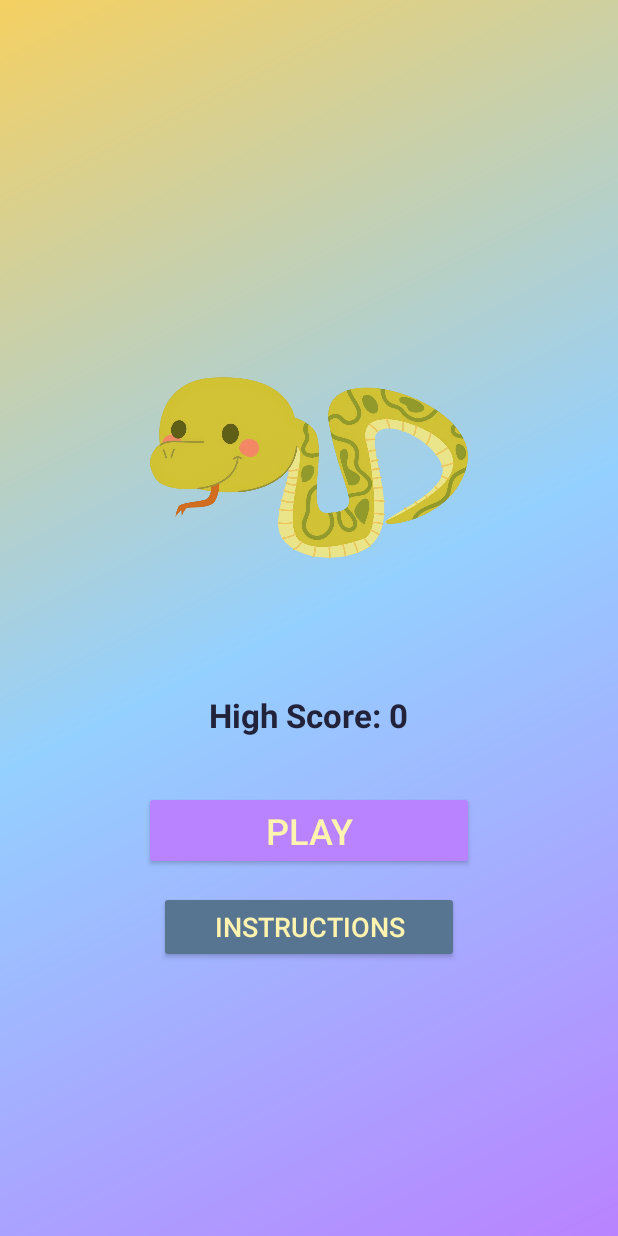
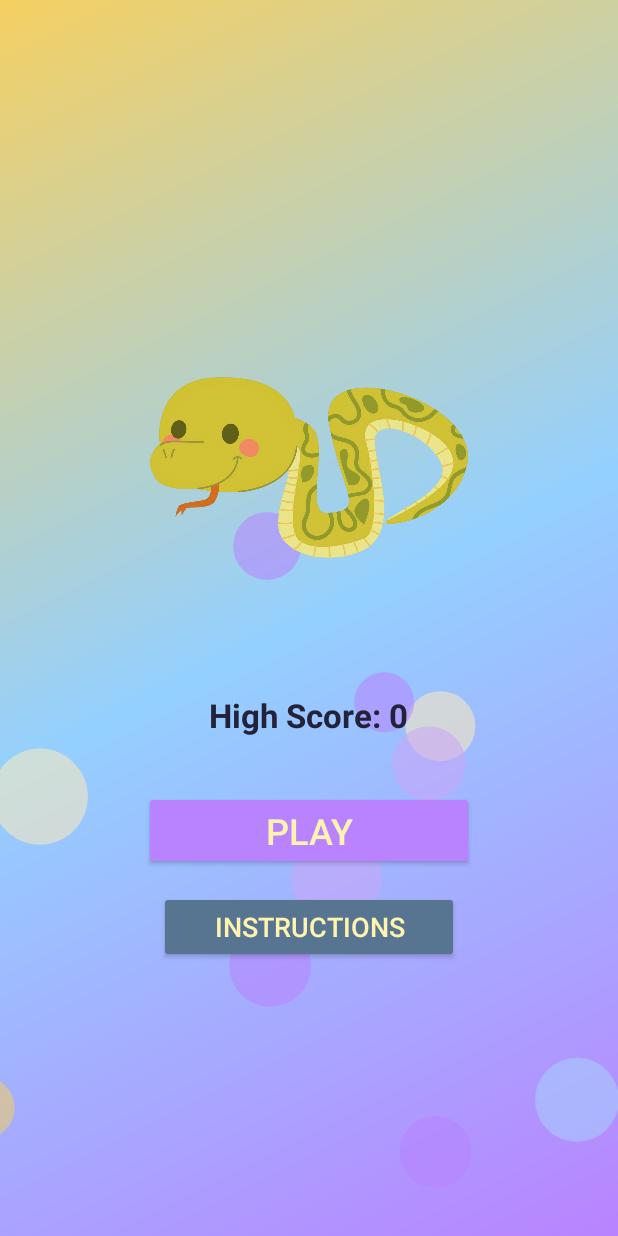
Before and after one commit to Ornella-Gigante/ViperX, an Android app: the screen it shows after launch (MainActivity), on a phone screen of 412 x 824 dp. Run offline under Robolectric (Android 15) with nearby library versions, the phone set to English and light mode, and no system bars.

Commit message:
fix: show instructions layer with dynamic animated background and correct menu navigation

```diff
--- a/app/src/main/res/layout/activity_main.xml
+++ b/app/src/main/res/layout/activity_main.xml
@@ -1,17 +1,67 @@
 <?xml version="1.0" encoding="utf-8"?>
 <FrameLayout xmlns:android="http://schemas.android.com/apk/res/android"
+    android:id="@+id/rootFrame"
     android:layout_width="match_parent"
     android:layout_height="match_parent"
     android:background="@drawable/background_fun_gradient">
 
-    <!-- Capa del juego (inicialmente oculta) -->
+    <!-- Elementos animados de fondo: siempre visibles, debajo de los layers -->
+    <es.nellagames.viperx.MovingShapesView
+        android:id="@+id/animatedBackground"
+        android:layout_width="match_parent"
+        android:layout_height="match_parent" />
+
+    <!-- Layer del juego (inicialmente oculto) -->
     <es.nellagames.viperx.GameView
         android:id="@+id/gameView"
         android:layout_width="match_parent"
         android:layout_height="match_parent"
         android:visibility="gone" />
 
-    <!-- Capa del menú (inicialmente visible) -->
+    <!-- Layer de instrucciones (inicialmente oculto) -->
+    <FrameLayout
+        android:id="@+id/instructionsLayer"
+        android:layout_width="match_parent"
+        android:layout_height="match_parent"
+        android:visibility="gone">
+
+        <LinearLayout
+            android:layout_width="match_parent"
+            android:layout_height="match_parent"
+            android:orientation="vertical"
+            android:gravity="center"
+            android:background="@android:color/transparent"
+            android:padding="32dp">
+
+            <TextView
+                android:layout_width="wrap_content"
+                android:layout_height="wrap_content"
+                android:text="How to play"
+                android:textSize="30sp"
+                android:textStyle="bold"
+                android:textColor="#472183"
+                android:layout_marginBottom="24dp" />
+
+            <TextView
+                android:layout_width="wrap_content"
+                android:layout_height="wrap_content"
+                android:text="• Swipe to move the snake\n• Eat the right answer and bonus food\n• Avoid crashing into yourself or walls"
+                android:textSize="22sp"
+                android:textColor="#323232"
+                android:lineSpacingExtra="6dp" />
+
+            <Button
+                android:id="@+id/backFromInstructionsButton"
+                android:layout_width="wrap_content"
+                android:layout_height="wrap_content"
+                android:text="BACK"
+                android:layout_marginTop="40dp"
+                android:backgroundTint="#B983FF"
+                android:textColor="#fff3b0"/>
+        </LinearLayout>
+    </FrameLayout>
+
+    <!-- Layer del menú (inicialmente visible) -->
     <LinearLayout
         android:id="@+id/menuLayer"
         android:layout_width="match_parent"
@@ -58,7 +108,5 @@
             android:backgroundTint="#577590"
             android:textColor="#fff3b0"
             android:layout_marginTop="8dp"/>
-
     </LinearLayout>
-
 </FrameLayout>
```
